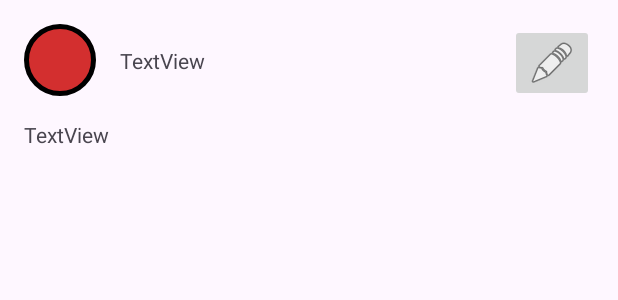
After one commit to bartcanc/myToDoBR, an Android app: the layout fragment_display_task.xml on its own in the app's theme, with its tools: preview values and no code run, on a phone screen of 412 x 824 dp. The commit adds this screen. Shown: the top 300 px of the screen. Run offline under Robolectric (Android 15) with nearby library versions, the phone set to English and light mode, and no system bars.

Commit message:
strona 31

```diff
--- /dev/null
+++ b/app/src/main/java/com/example/mytodo/ToDoListListener.kt
@@ -0,0 +1,6 @@
+package com.example.mytodo
+
+interface ToDoListListener {
+    fun onTaskClick(taskPosition: Int)
+    fun onTaskLongClick(taskPosition: Int)
+}
--- a/app/src/main/res/layout/activity_main.xml
+++ b/app/src/main/res/layout/activity_main.xml
@@ -7,10 +7,12 @@
     android:layout_height="match_parent"
     tools:context=".MainActivity">
     <androidx.fragment.app.FragmentContainerView
-        android:id="@+id/listFragment"
+        android:id="@+id/nav_host_fragment_container"
         android:layout_width="0dp"
         android:layout_height="0dp"
-        android:name="com.example.mytodo.TaskListFragment"
+        android:name="androidx.navigation.fragment.NavHostFragment"
+        app:defaultNavHost="true"
+        app:navGraph="@navigation/navigation_graph"
         app:layout_constraintBottom_toBottomOf="parent"
         app:layout_constraintEnd_toEndOf="parent"
         app:layout_constraintStart_toStartOf="parent"
--- /dev/null
+++ b/app/src/main/res/layout/fragment_display_task.xml
@@ -0,0 +1,47 @@
+<?xml version="1.0" encoding="utf-8"?>
+<androidx.constraintlayout.widget.ConstraintLayout
+    xmlns:android="http://schemas.android.com/apk/res/android"
+    xmlns:app="http://schemas.android.com/apk/res-auto"
+    xmlns:tools="http://schemas.android.com/tools"
+    android:id="@+id/displayTaskContainer"
+    android:layout_width="match_parent"
+    android:layout_height="match_parent"
+    tools:context="DisplayTaskFragment">
+    <ImageView
+        android:id="@+id/displayImportance"
+        android:layout_width="wrap_content"
+        android:layout_height="wrap_content"
+        android:layout_marginStart="16dp"
+        android:layout_marginTop="16dp"
+        android:src="@drawable/circle_drawable_red"
+        app:layout_constraintStart_toStartOf="parent"
+        app:layout_constraintTop_toTopOf="parent" />
+    <TextView
+        android:id="@+id/displayTitle"
+        android:layout_width="0dp"
+        android:layout_height="wrap_content"
+        android:layout_marginStart="16dp"
+        android:layout_marginTop="16dp"
+        android:text="TextView"
+        app:layout_constraintBottom_toBottomOf="@+id/displayImportance"
+        app:layout_constraintEnd_toStartOf="@+id/displayEdit"
+        app:layout_constraintStart_toEndOf="@+id/displayImportance"
+        app:layout_constraintTop_toTopOf="parent" />
+    <ImageButton
+        android:id="@+id/displayEdit"
+        android:layout_width="wrap_content"
+        android:layout_height="wrap_content"
+        android:layout_marginEnd="16dp"
+        android:src="@android:drawable/ic_menu_edit"
+        app:layout_constraintEnd_toEndOf="parent"
+        app:layout_constraintTop_toTopOf="@+id/displayImportance" />
+    <TextView
+        android:id="@+id/displayDescription"
+        android:layout_width="0dp"
+        android:layout_height="wrap_content"
+        android:layout_marginTop="16dp"
+        android:text="TextView"
+        app:layout_constraintEnd_toEndOf="@+id/displayEdit"
+        app:layout_constraintStart_toStartOf="@+id/displayImportance"
+        app:layout_constraintTop_toBottomOf="@+id/displayImportance" />
+</androidx.constraintlayout.widget.ConstraintLayout>
--- a/app/src/main/res/values/strings.xml
+++ b/app/src/main/res/values/strings.xml
@@ -1,6 +1,8 @@
 <resources>
     <string name="app_name">myToDo</string>
     <string name="textview">my task\n</string>
-<!-- TODO: Remove or change this placeholder text -->
+    <!-- TODO: Remove or change this placeholder text -->
     <string name="hello_blank_fragment">Enter task details</string>
+    <string name="default_task_title">default</string>
+    <string name="no_desc_msg">no desc</string>
 </resources>
```
Also changed, not shown: app/src/main/java/com/example/mytodo/AddTaskFragment.kt (+50 -32 lines), app/src/main/java/com/example/mytodo/DisplayTaskFragment.kt (added, +37 -0 lines), app/src/main/java/com/example/mytodo/MyTaskRecyclerViewAdapter.kt (+11 -1 lines), app/src/main/java/com/example/mytodo/TaskListFragment.kt (+29 -2 lines), app/src/main/res/layout/fragment_add_task.xml (+9 -9 lines), app/src/main/res/navigation/navigation_graph.xml (added, +36 -0 lines).
